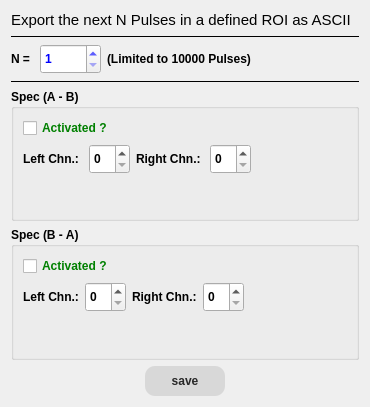
First picture: the form in GUI/drs4pulsesaverangedlg.ui, repository dpscience/DDRS4PALS, before the edit.
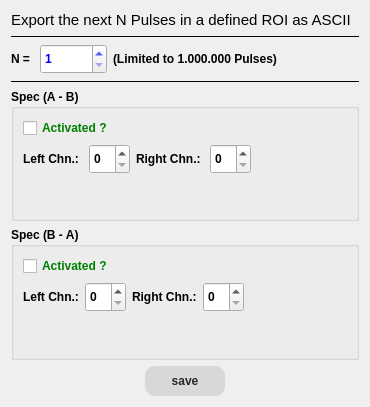
Second picture: the form after the edit.

Patch:
```diff
--- a/GUI/drs4pulsesaverangedlg.ui
+++ b/GUI/drs4pulsesaverangedlg.ui
@@ -85,7 +85,7 @@
         <number>1</number>
        </property>
        <property name="maximum">
-        <number>10000</number>
+        <number>1000000</number>
        </property>
       </widget>
      </item>
@@ -98,7 +98,7 @@
         </font>
        </property>
        <property name="text">
-        <string>(Limited to 10000 Pulses)</string>
+        <string>(Limited to 1.000.000 Pulses)</string>
        </property>
       </widget>
      </item>
```
